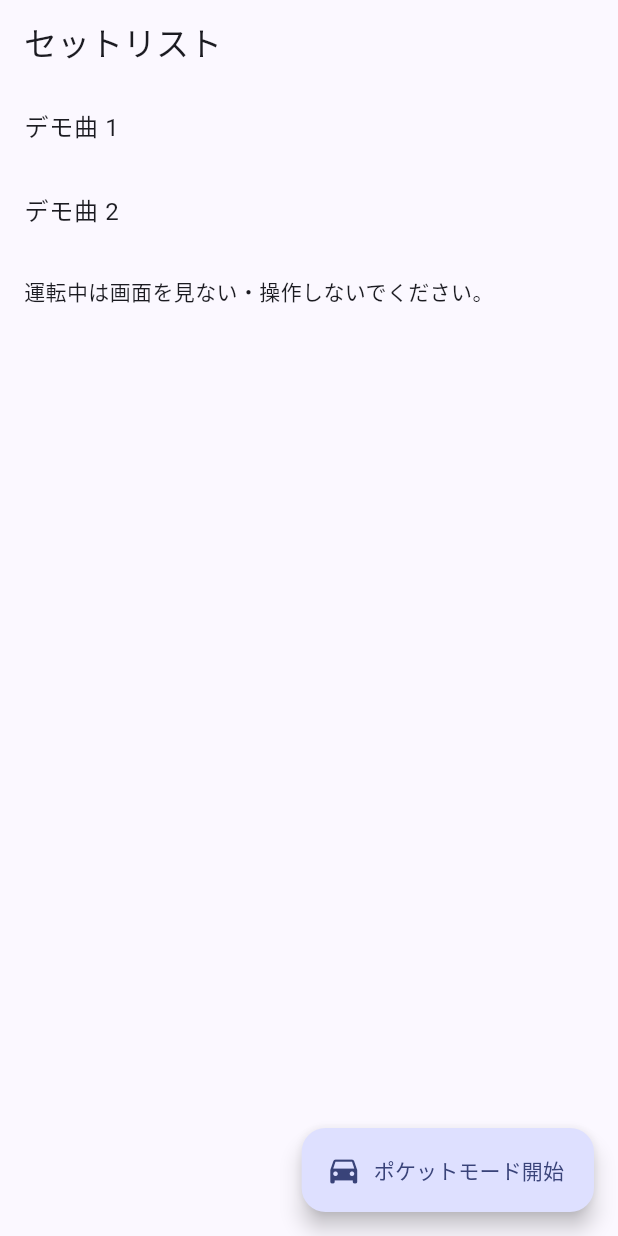
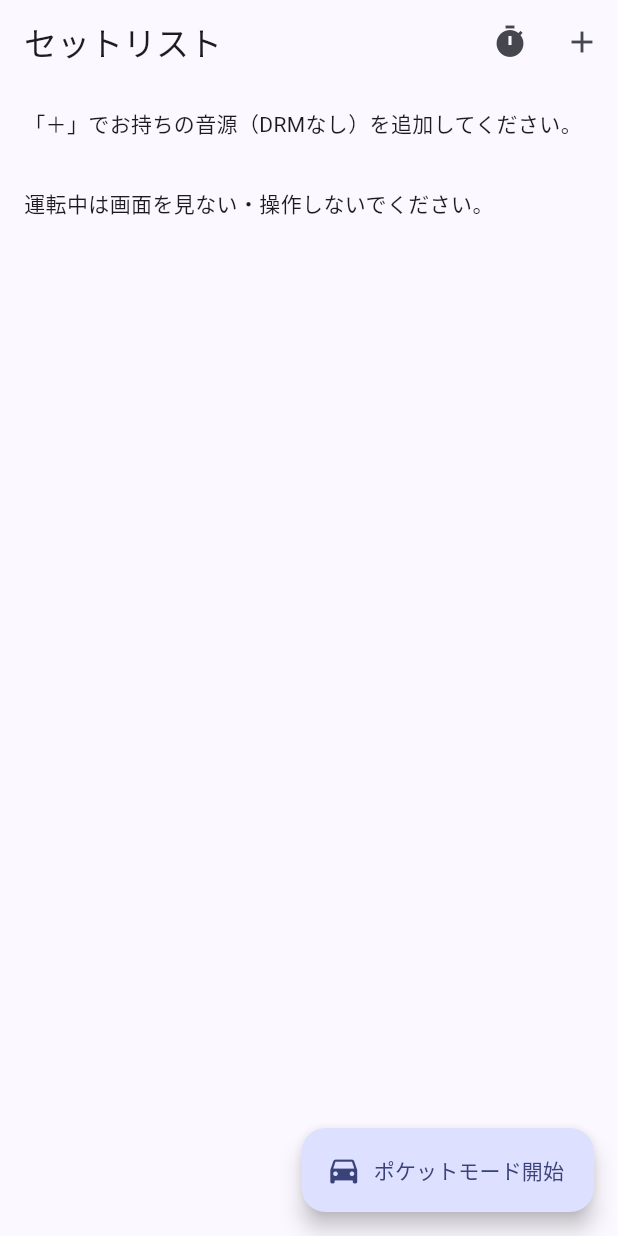
Before and after one commit to ItoShiyou/karaokeai, a Flutter app: the screen it shows after launch, on a phone screen of 412 x 824 dp. Run offline on Flutter 3.47's test engine with Material 3 defaults, Android fonts, the phone set to English and light mode, and no system bars.

```diff
--- a/app/lib/main.dart
+++ b/app/lib/main.dart
@@ -15,7 +15,7 @@ class KaraokeApp extends StatelessWidget {
         colorScheme: ColorScheme.fromSeed(seedColor: Colors.indigo),
         useMaterial3: true,
       ),
-      home: const HomeScreen(),
+      home: HomeScreen(),
     );
   }
 }
--- a/app/lib/screens/home_screen.dart
+++ b/app/lib/screens/home_screen.dart
@@ -1,30 +1,79 @@
+import 'package:file_picker/file_picker.dart';
 import 'package:flutter/material.dart';
 import 'package:karaokeai_core/karaokeai_core.dart';
 
+import '../state/library.dart';
+import 'latency_screen.dart';
 import 'pocket_screen.dart';
 
-/// Pre-departure screen: build the setlist, then start pocket mode.
+/// Pre-departure screen: import songs, build the setlist, start pocket mode.
 class HomeScreen extends StatefulWidget {
-  const HomeScreen({super.key});
+  HomeScreen({super.key, Library? library, FilePickerFn? pickFile})
+      : library = library ?? Library(),
+        pickFile = pickFile ?? _defaultPick;
+
+  final Library library;
+  final FilePickerFn pickFile;
+
+  static Future<PickedFile?> _defaultPick() async {
+    final r = await FilePicker.pickFiles(type: FileType.audio);
+    if (r.isEmpty) return null;
+    final f = r.first;
+    if (f.path == null) return null;
+    return PickedFile(f.name, f.path!);
+  }
 
   @override
   State<HomeScreen> createState() => _HomeScreenState();
 }
 
 class _HomeScreenState extends State<HomeScreen> {
-  // TODO: replace with imported + separated songs (file picker, StemSeparator).
-  final List<Song> _songs = [
-    const Song(id: 'demo1', title: 'デモ曲 1'),
-    const Song(id: 'demo2', title: 'デモ曲 2'),
-  ];
+  Future<void> _import() async {
+    final file = await widget.pickFile();
+    if (file == null) return;
+    final error = await widget.library.importFile(file);
+    if (error != null && mounted) {
+      ScaffoldMessenger.of(context).showSnackBar(SnackBar(content: Text(error)));
+    }
+  }
 
   @override
   Widget build(BuildContext context) {
-    return Scaffold(
-      appBar: AppBar(title: const Text('セットリスト')),
+    final lib = widget.library;
+    return ListenableBuilder(
+      listenable: lib,
+      builder: (context, _) => Scaffold(
+        appBar: AppBar(
+          title: const Text('セットリスト'),
+          actions: [
+            IconButton(
+              tooltip: '遅延補正',
+              icon: const Icon(Icons.timer),
+              onPressed: () => Navigator.of(context).push(MaterialPageRoute<void>(
+                  builder: (_) => LatencyScreen(library: lib))),
+            ),
+            IconButton(
+              tooltip: '曲を追加',
+              icon: const Icon(Icons.add),
+              onPressed: _import,
+            ),
+          ],
+        ),
         body: ListView(
           children: [
-          for (final s in _songs) ListTile(title: Text(s.title)),
+            if (lib.songs.isEmpty)
+              const Padding(
+                padding: EdgeInsets.all(16),
+                child: Text('「＋」でお持ちの音源（DRMなし）を追加してください。'),
+              ),
+            for (final s in lib.songs)
+              ListTile(
+                title: Text(s.title),
+                trailing: IconButton(
+                  icon: const Icon(Icons.delete_outline),
+                  onPressed: () => lib.remove(s),
+                ),
+              ),
             const Padding(
               padding: EdgeInsets.all(16),
               child: Text('運転中は画面を見ない・操作しないでください。'),
@@ -34,11 +83,12 @@ class _HomeScreenState extends State<HomeScreen> {
         floatingActionButton: FloatingActionButton.extended(
           icon: const Icon(Icons.directions_car),
           label: const Text('ポケットモード開始'),
-        onPressed: _songs.isEmpty
+          onPressed: lib.songs.isEmpty
               ? null
               : () => Navigator.of(context).push(MaterialPageRoute<void>(
-                  builder: (_) => PocketScreen(setlist: Setlist(_songs)),
+                    builder: (_) => PocketScreen(setlist: Setlist(lib.songs)),
                   )),
+        ),
       ),
     );
   }
--- /dev/null
+++ b/app/lib/state/library.dart
@@ -0,0 +1,57 @@
+import 'dart:io';
+
+import 'package:flutter/foundation.dart';
+import 'package:karaokeai_core/karaokeai_core.dart';
+
+/// A file chosen by the user (name + path), abstracted for testing.
+class PickedFile {
+  const PickedFile(this.name, this.path);
+  final String name;
+  final String path;
+}
+
+typedef FilePickerFn = Future<PickedFile?> Function();
+typedef HeadReader = Future<Uint8List> Function(String path);
+
+Future<Uint8List> readHead(String path, {int bytes = 512 * 1024}) async {
+  final f = await File(path).open();
+  try {
+    return await f.read(bytes);
+  } finally {
+    await f.close();
+  }
+}
+
+/// Imported songs plus per-output latency settings.
+class Library extends ChangeNotifier {
+  Library({HeadReader? headReader, LatencyStore? latency})
+      : _readHead = headReader ?? readHead,
+        latency = latency ?? InMemoryLatencyStore();
+
+  final HeadReader _readHead;
+  final LatencyStore latency;
+  final List<Song> songs = [];
+  final Map<String, String> _paths = {};
+
+  String? pathOf(String songId) => _paths[songId];
+
+  /// Returns null on success, or a user-facing rejection reason.
+  Future<String?> importFile(PickedFile file) async {
+    final head = await _readHead(file.path);
+    final check = checkImportable(file.name, head);
+    if (!check.ok) return check.reason;
+    final id = '${DateTime.now().microsecondsSinceEpoch}-${songs.length}';
+    final dot = file.name.lastIndexOf('.');
+    final title = dot > 0 ? file.name.substring(0, dot) : file.name;
+    songs.add(Song(id: id, title: title));
+    _paths[id] = file.path;
+    notifyListeners();
+    return null;
+  }
+
+  void remove(Song s) {
+    songs.removeWhere((x) => x.id == s.id);
+    _paths.remove(s.id);
+    notifyListeners();
+  }
+}
--- a/app/pubspec.yaml
+++ b/app/pubspec.yaml
@@ -36,6 +36,7 @@ dependencies:
   # The following adds the Cupertino Icons font to your application.
   # Use with the CupertinoIcons class for iOS style icons.
   cupertino_icons: ^1.0.8
+  file_picker: ^13.1.0
 
 dev_dependencies:
   flutter_test:
```
Also changed, not shown: app/lib/screens/latency_screen.dart (added, +54 -0 lines), app/pubspec.lock, 3 other files. Lines whose indentation alone changed are shown as unchanged.
